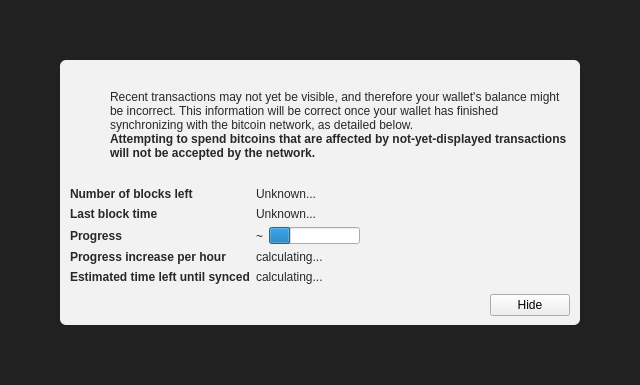
This is src/qt/forms/modaloverlay.ui in firoorg/firo as Qt 5 draws it before an edit. The edited form follows.
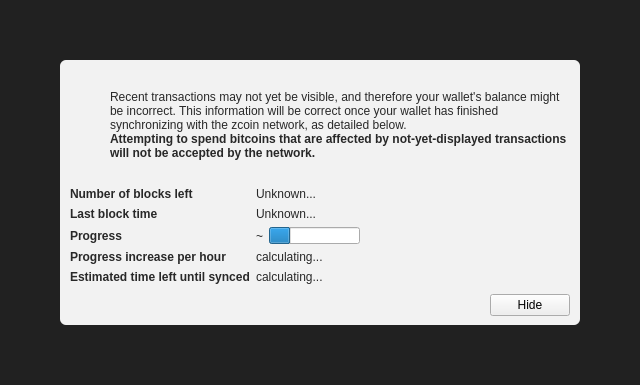
This is the edited form. Icons and pictures are not drawn. Custom widgets are drawn as their Qt base class.

Commit message: Replaced bitcoin with zcoin in string constants

What changed in the file:
```diff
--- a/src/qt/forms/modaloverlay.ui
+++ b/src/qt/forms/modaloverlay.ui
@@ -130,7 +130,7 @@
              <item>
               <widget class="QLabel" name="infoText">
                <property name="text">
-                <string>Recent transactions may not yet be visible, and therefore your wallet's balance might be incorrect. This information will be correct once your wallet has finished synchronizing with the bitcoin network, as detailed below.</string>
+                <string>Recent transactions may not yet be visible, and therefore your wallet's balance might be incorrect. This information will be correct once your wallet has finished synchronizing with the zcoin network, as detailed below.</string>
                </property>
                <property name="textFormat">
                 <enum>Qt::RichText</enum>
```
The commit also changes 5 other files.
